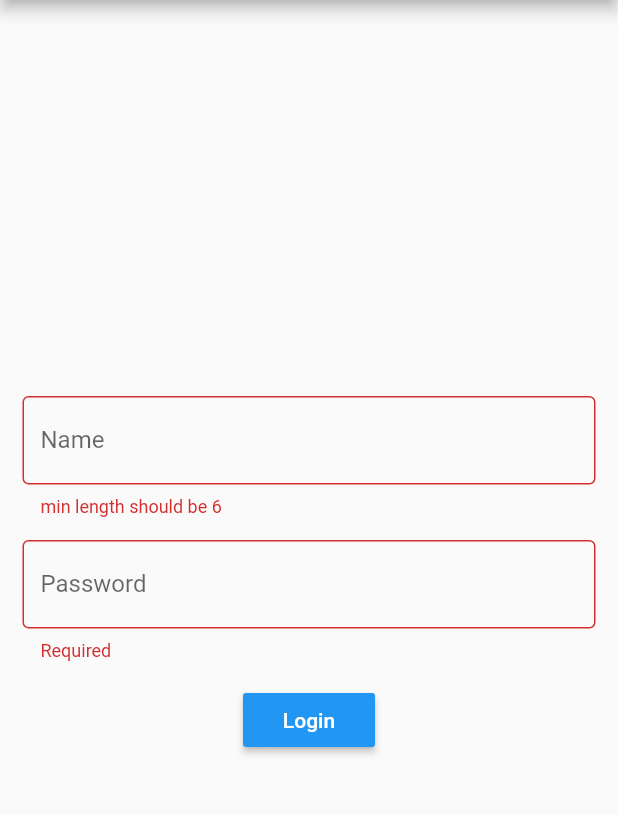
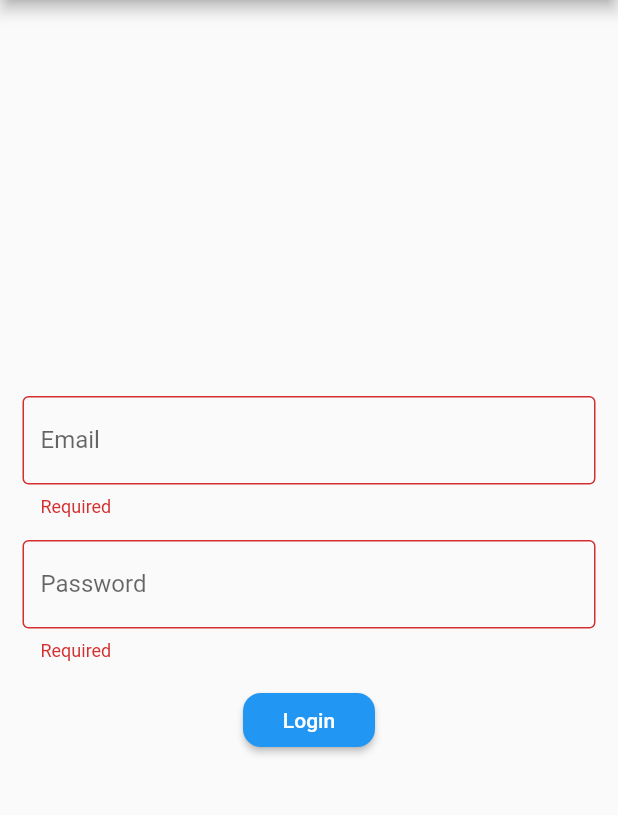
Before and after one commit to Akhil184/login-page-in-flutter, a Flutter app: the screen it shows after launch, on a phone screen of 412 x 824 dp, the part 84-899 px from its top. Run offline on Flutter 3.47's test engine with Material 2 defaults, Android fonts, the phone set to English and light mode, and no system bars; our stand-ins replace fluttertoast, form_field_validator.

```diff
--- a/lib/main.dart
+++ b/lib/main.dart
@@ -57,12 +57,12 @@ void main() {
                                     decoration: InputDecoration(
                                         border: OutlineInputBorder(
                                         ),
-                                        labelText: "Name"
+                                        labelText: "Email"
                                     ),
                                     validator: MultiValidator(
                                         [
-                                            MinLengthValidator(6, errorText: "min length should be 6"),
-                                            MaxLengthValidator(12, errorText: "max "),
+                                            EmailValidator(errorText: "invalid email id"),
+                                            RequiredValidator(errorText: "Required"),
                                         ]
 
 
@@ -80,8 +80,10 @@ void main() {
                                         ),
                                         validator:MultiValidator(
                                         [
-                                            EmailValidator(errorText:"invalid Email id" ),
                                             RequiredValidator(errorText: "Required"),
+                                            MaxLengthValidator(12,errorText:"Max length 12" ),
+                                            MinLengthValidator(6,errorText: "Min length 6"),
+
 
             ]
             ),
@@ -98,9 +100,13 @@ void main() {
                                           textColor: Colors.white,
                                           color: Colors.blue,
                                           onPressed:getData,
+                                          shape: RoundedRectangleBorder(
+                                              borderRadius: BorderRadius.circular(12),
+                                          ),
                                           child: Text("Login"),
                                       ),
                                 ),
+
 
 
                             ],
```
Also changed, not shown: 1 other file. Lines whose indentation alone changed are shown as unchanged.
